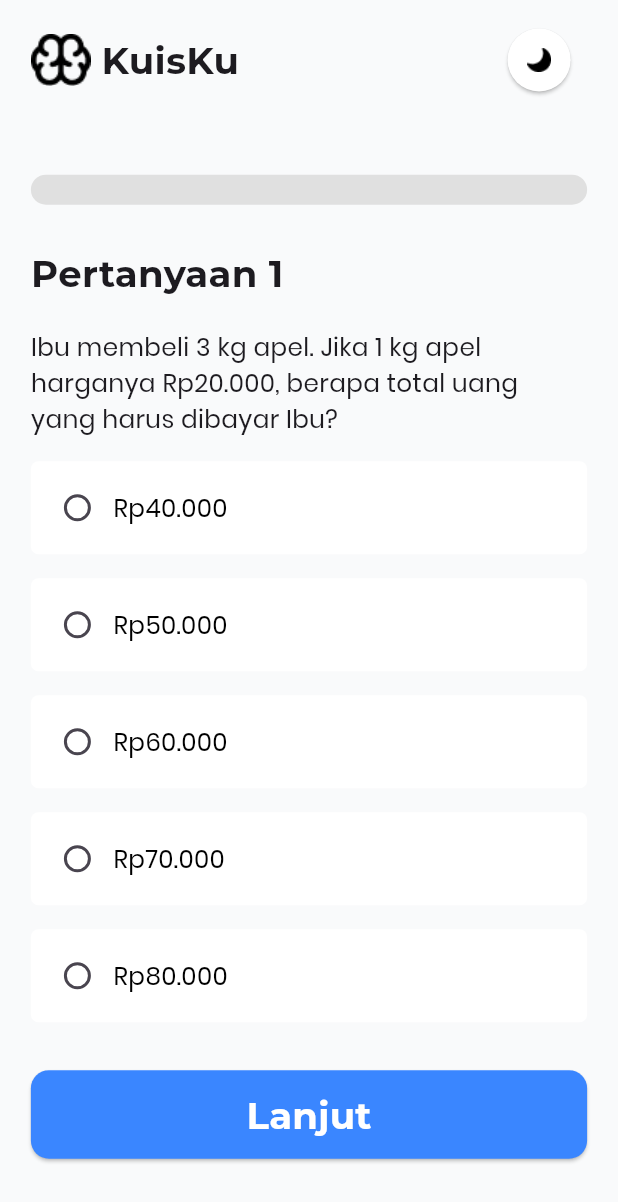
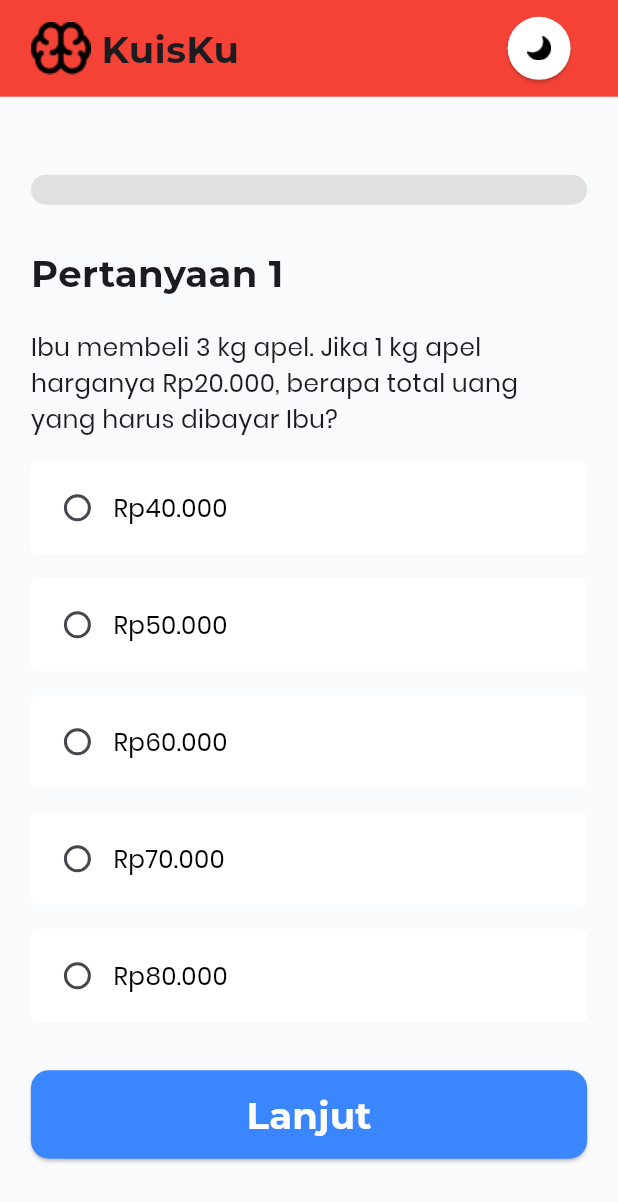
Before and after one commit to Andre-231401040/kuisku, a Flutter app: the QuestionScreen screen opened by its route, on a phone screen of 412 x 824 dp. Shown: the top 1202 px of the screen. Run offline on Flutter 3.47's test engine with Material 3 defaults, Android fonts, the light colour scheme and no system bars; our stand-ins replace go_router.

Commit message:
refactor: improve responsiveness

```diff
--- a/lib/routes/routes.dart
+++ b/lib/routes/routes.dart
@@ -7,18 +7,18 @@ import 'package:kuisku/screens/result_screen.dart';
 
 final GoRouter router = GoRouter(
   routes: [
+    // GoRoute(
+    //   path: '/',
+    //   builder: (BuildContext context, GoRouterState state) {
+    //     return const ResultScreen();
+    //   },
+    // ),
     GoRoute(
       path: '/',
       builder: (BuildContext context, GoRouterState state) {
-        return const ResultScreen();
+        return const SplashScreen();
       },
     ),
-    // GoRoute(
-    //   path: '/',
-    //   builder: (BuildContext context, GoRouterState state) {
-    //     return const SplashScreen();
-    //   },
-    // ),
     GoRoute(
       path: '/input_name',
       builder: (BuildContext context, GoRouterState state) {
--- a/lib/widgets/custom_app_bar.dart
+++ b/lib/widgets/custom_app_bar.dart
@@ -21,6 +21,10 @@ class CustomAppBar extends StatelessWidget implements PreferredSizeWidget {
   Widget build(BuildContext context) {
     final horizontalPadding = screenWidth * 0.05;
 
+    final verticalPadding = orientation == Orientation.portrait
+        ? screenHeight * 0.01
+        : screenHeight * 0.025;
+
     final double heading3 = orientation == Orientation.portrait
         ? screenWidth * 0.06
         : screenHeight * 0.06;
@@ -28,9 +32,10 @@ class CustomAppBar extends StatelessWidget implements PreferredSizeWidget {
     return Container(
       padding: EdgeInsets.symmetric(
         horizontal: horizontalPadding,
-        vertical: 16,
+        vertical: verticalPadding,
       ),
-      color: Colors.transparent,
+      // color: Color(0xFFF9FAFB),
+      color: Colors.red,
       child: SafeArea(
         child: Row(
           mainAxisAlignment: MainAxisAlignment.spaceBetween,
```
